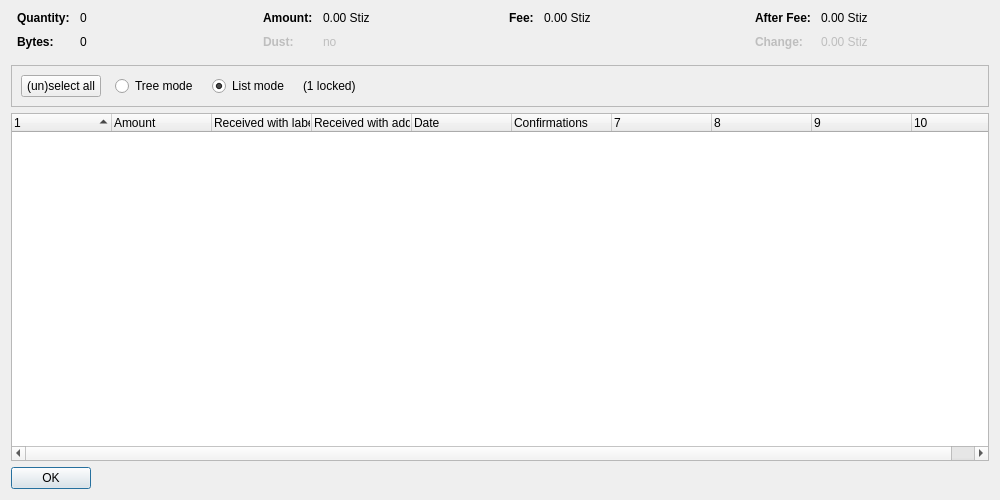
Old version of the form src/qt/forms/coincontroldialog.ui in the repository minblock/majesteescoin.
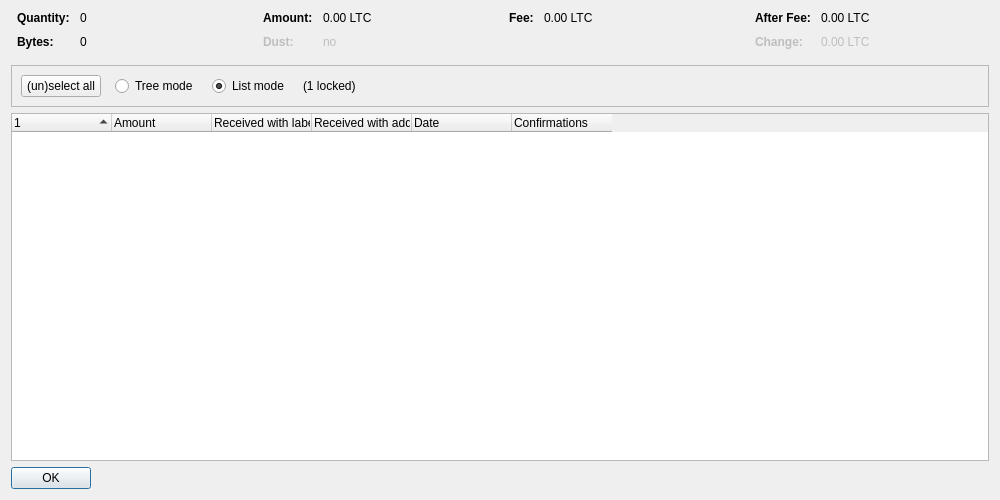
New version of the form. Custom widgets are drawn as their Qt base class.

Patch:
```diff
--- a/src/qt/forms/coincontroldialog.ui
+++ b/src/qt/forms/coincontroldialog.ui
@@ -132,7 +132,7 @@
           <enum>Qt::ActionsContextMenu</enum>
          </property>
          <property name="text">
-          <string notr="true">0.00 Stiz</string>
+          <string notr="true">0.00 LTC</string>
          </property>
          <property name="textInteractionFlags">
           <set>Qt::LinksAccessibleByMouse|Qt::TextSelectableByKeyboard|Qt::TextSelectableByMouse</set>
@@ -212,7 +212,7 @@
           <enum>Qt::ActionsContextMenu</enum>
          </property>
          <property name="text">
-          <string notr="true">0.00 Stiz</string>
+          <string notr="true">0.00 LTC</string>
          </property>
          <property name="textInteractionFlags">
           <set>Qt::LinksAccessibleByMouse|Qt::TextSelectableByKeyboard|Qt::TextSelectableByMouse</set>
@@ -257,7 +257,7 @@
           <enum>Qt::ActionsContextMenu</enum>
          </property>
          <property name="text">
-          <string notr="true">0.00 Stiz</string>
+          <string notr="true">0.00 LTC</string>
          </property>
          <property name="textInteractionFlags">
           <set>Qt::LinksAccessibleByMouse|Qt::TextSelectableByKeyboard|Qt::TextSelectableByMouse</set>
@@ -292,7 +292,7 @@
           <enum>Qt::ActionsContextMenu</enum>
          </property>
          <property name="text">
-          <string notr="true">0.00 Stiz</string>
+          <string notr="true">0.00 LTC</string>
          </property>
          <property name="textInteractionFlags">
           <set>Qt::LinksAccessibleByMouse|Qt::TextSelectableByKeyboard|Qt::TextSelectableByMouse</set>
@@ -402,7 +402,7 @@
       <bool>false</bool>
      </property>
      <property name="columnCount">
-      <number>10</number>
+      <number>6</number>
      </property>
      <attribute name="headerShowSortIndicator" stdset="0">
       <bool>true</bool>
```
Left out of the diff: 2 changed lines with no effect on the pictures.
